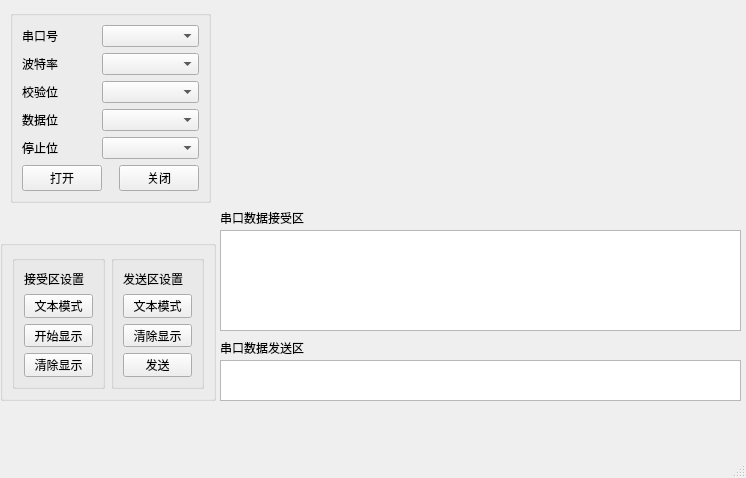
Above: mainwindow.ui from hx-hit/qt_serialport before the change. Below: the same form after it.
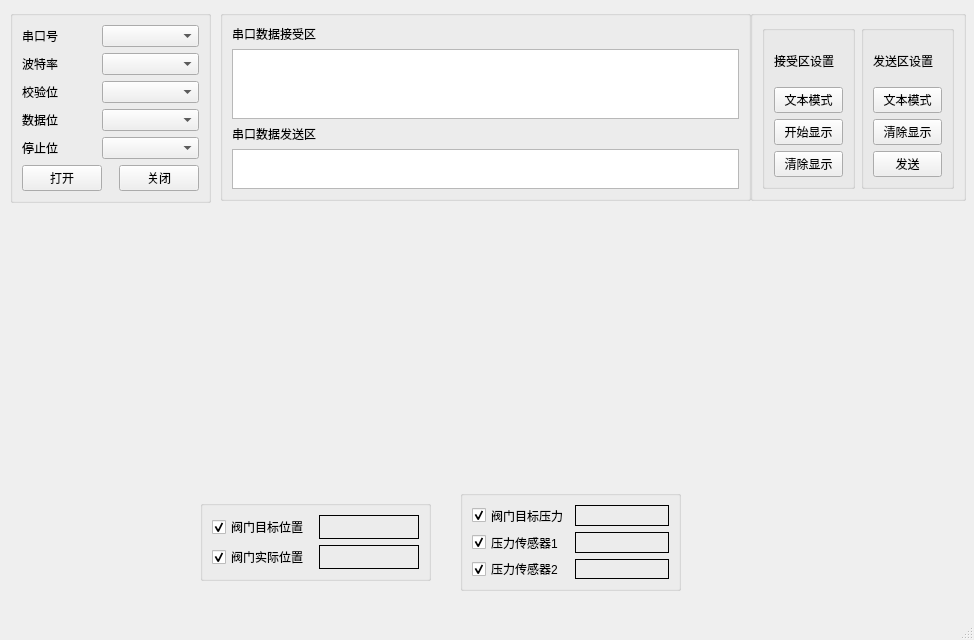
That is the form after the change. Custom widgets are drawn as their Qt base class.

The edit to the form file:
```diff
--- a/mainwindow.ui
+++ b/mainwindow.ui
@@ -6,8 +6,8 @@
    <rect>
     <x>0</x>
     <y>0</y>
-    <width>746</width>
-    <height>478</height>
+    <width>974</width>
+    <height>640</height>
    </rect>
   </property>
   <property name="windowTitle">
@@ -171,23 +171,13 @@
      </item>
     </layout>
    </widget>
-   <widget class="QTextEdit" name="recv_text_window">
-    <property name="geometry">
-     <rect>
-      <x>220</x>
-      <y>230</y>
-      <width>521</width>
-      <height>101</height>
-     </rect>
-    </property>
-   </widget>
    <widget class="QGroupBox" name="groupBox_4">
     <property name="geometry">
      <rect>
-      <x>0</x>
-      <y>240</y>
+      <x>750</x>
+      <y>10</y>
       <width>216</width>
-      <height>161</height>
+      <height>191</height>
      </rect>
     </property>
     <property name="title">
@@ -270,51 +260,194 @@
      </item>
     </layout>
    </widget>
-   <widget class="QTextEdit" name="send_text_window">
-    <property name="geometry">
-     <rect>
-      <x>220</x>
-      <y>360</y>
-      <width>521</width>
-      <height>41</height>
-     </rect>
-    </property>
-   </widget>
-   <widget class="QLabel" name="label_8">
-    <property name="geometry">
-     <rect>
-      <x>220</x>
-      <y>210</y>
-      <width>91</width>
-      <height>16</height>
-     </rect>
-    </property>
-    <property name="text">
-     <string>串口数据接受区</string>
-    </property>
-   </widget>
-   <widget class="QLabel" name="label_9">
-    <property name="geometry">
-     <rect>
-      <x>220</x>
-      <y>340</y>
-      <width>91</width>
-      <height>16</height>
-     </rect>
-    </property>
-    <property name="text">
-     <string>串口数据发送区</string>
-    </property>
-   </widget>
    <widget class="QCustomPlot" name="customplot" native="true">
     <property name="geometry">
      <rect>
-      <x>230</x>
+      <x>10</x>
+      <y>210</y>
+      <width>961</width>
+      <height>281</height>
+     </rect>
+    </property>
+   </widget>
+   <widget class="QGroupBox" name="groupBox_5">
+    <property name="geometry">
+     <rect>
+      <x>220</x>
       <y>10</y>
-      <width>511</width>
+      <width>531</width>
       <height>191</height>
      </rect>
     </property>
+    <property name="title">
+     <string/>
+    </property>
+    <layout class="QVBoxLayout" name="verticalLayout_3" stretch="1,6,1,2">
+     <item>
+      <widget class="QLabel" name="label_8">
+       <property name="text">
+        <string>串口数据接受区</string>
+       </property>
+      </widget>
+     </item>
+     <item>
+      <widget class="QTextEdit" name="recv_text_window">
+       <property name="minimumSize">
+        <size>
+         <width>0</width>
+         <height>0</height>
+        </size>
+       </property>
+      </widget>
+     </item>
+     <item>
+      <widget class="QLabel" name="label_9">
+       <property name="text">
+        <string>串口数据发送区</string>
+       </property>
+      </widget>
+     </item>
+     <item>
+      <widget class="QTextEdit" name="send_text_window">
+       <property name="maximumSize">
+        <size>
+         <width>16777214</width>
+         <height>40</height>
+        </size>
+       </property>
+      </widget>
+     </item>
+    </layout>
+   </widget>
+   <widget class="QGroupBox" name="groupBox_6">
+    <property name="geometry">
+     <rect>
+      <x>200</x>
+      <y>500</y>
+      <width>231</width>
+      <height>81</height>
+     </rect>
+    </property>
+    <property name="title">
+     <string/>
+    </property>
+    <layout class="QGridLayout" name="gridLayout_2">
+     <item row="1" column="2">
+      <widget class="QLabel" name="lb_real_position">
+       <property name="frameShape">
+        <enum>QFrame::Box</enum>
+       </property>
+       <property name="text">
+        <string/>
+       </property>
+      </widget>
+     </item>
+     <item row="0" column="2">
+      <widget class="QLabel" name="lb_target_position">
+       <property name="frameShape">
+        <enum>QFrame::Box</enum>
+       </property>
+       <property name="text">
+        <string/>
+       </property>
+      </widget>
+     </item>
+     <item row="1" column="0">
+      <widget class="QCheckBox" name="check_real_position">
+       <property name="text">
+        <string>阀门实际位置</string>
+       </property>
+       <property name="checked">
+        <bool>true</bool>
+       </property>
+      </widget>
+     </item>
+     <item row="0" column="0">
+      <widget class="QCheckBox" name="check_target_position">
+       <property name="text">
+        <string>阀门目标位置</string>
+       </property>
+       <property name="checked">
+        <bool>true</bool>
+       </property>
+      </widget>
+     </item>
+    </layout>
+   </widget>
+   <widget class="QGroupBox" name="groupBox_7">
+    <property name="geometry">
+     <rect>
+      <x>460</x>
+      <y>490</y>
+      <width>221</width>
+      <height>101</height>
+     </rect>
+    </property>
+    <property name="title">
+     <string/>
+    </property>
+    <layout class="QGridLayout" name="gridLayout_3">
+     <item row="0" column="0">
+      <widget class="QCheckBox" name="check_target_pressure">
+       <property name="text">
+        <string>阀门目标压力</string>
+       </property>
+       <property name="checked">
+        <bool>true</bool>
+       </property>
+      </widget>
+     </item>
+     <item row="1" column="1">
+      <widget class="QLabel" name="lb_pressure1">
+       <property name="frameShape">
+        <enum>QFrame::Box</enum>
+       </property>
+       <property name="text">
+        <string/>
+       </property>
+      </widget>
+     </item>
+     <item row="2" column="1">
+      <widget class="QLabel" name="lb_pressure2">
+       <property name="frameShape">
+        <enum>QFrame::Box</enum>
+       </property>
+       <property name="text">
+        <string/>
+       </property>
+      </widget>
+     </item>
+     <item row="0" column="1">
+      <widget class="QLabel" name="lb_target_pressure">
+       <property name="frameShape">
+        <enum>QFrame::Box</enum>
+       </property>
+       <property name="text">
+        <string/>
+       </property>
+      </widget>
+     </item>
+     <item row="1" column="0">
+      <widget class="QCheckBox" name="check_pressure1">
+       <property name="text">
+        <string>压力传感器1</string>
+       </property>
+       <property name="checked">
+        <bool>true</bool>
+       </property>
+      </widget>
+     </item>
+     <item row="2" column="0">
+      <widget class="QCheckBox" name="check_pressure2">
+       <property name="text">
+        <string>压力传感器2</string>
+       </property>
+       <property name="checked">
+        <bool>true</bool>
+       </property>
+      </widget>
+     </item>
+    </layout>
    </widget>
   </widget>
   <widget class="QMenuBar" name="menubar">
```
Left out of the diff: 4 changed lines with no effect on the pictures.
